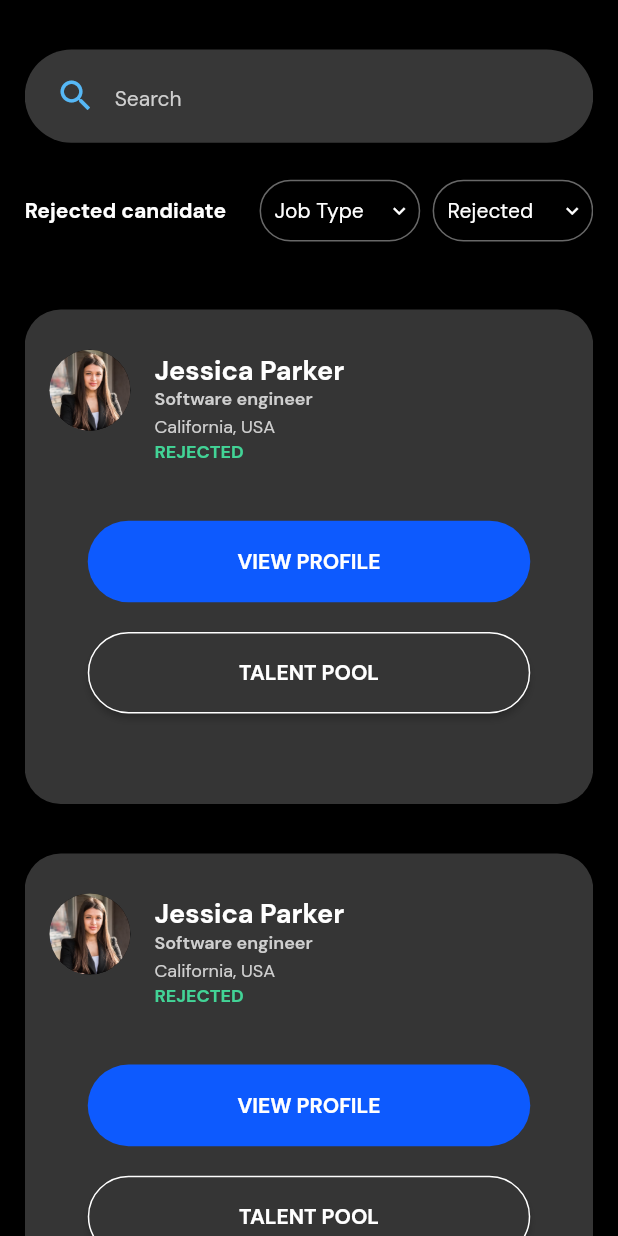
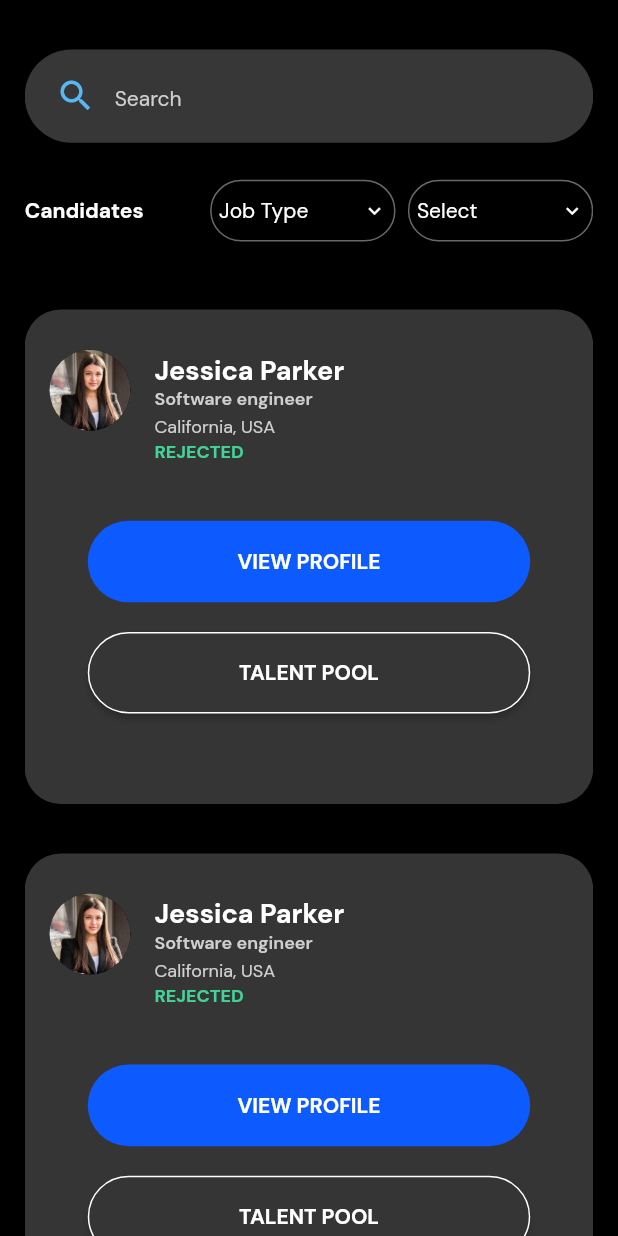
Before and after one commit to Apptesting7260/Flikka_New, a Flutter app: the RejectedCandidateHiring screen opened directly, on a phone screen of 412 x 824 dp. Run offline on Flutter 3.47's test engine with Material 3 defaults, Android fonts, the phone set to English and light mode, and no system bars; drawn by our look-alikes of dropdown_button2; our stand-ins replace badges, cached_network_image, chewie, cloud_firestore, country_picker, dotted_border and 31 more; missing offline and left inert: audio_waveforms, clipboard, country_flags, fast_contacts, flutter_downloader, new_pinput and 5 more; accounts and stored records are empty; project files that could hold a hidden picture were left out.

Commit message:
hiring manager login

```diff
--- a/lib/controllers/LoginController/LoginController.dart
+++ b/lib/controllers/LoginController/LoginController.dart
@@ -4,6 +4,7 @@ import 'package:flikka/Job%20Seeker/Authentication/user/create-profile.dart';
 import 'package:flikka/Job%20Seeker/Role_Choose/choose_position.dart';
 import 'package:flikka/Job%20Seeker/Role_Choose/choose_skills.dart';
 import 'package:flikka/Job%20Seeker/SeekerBottomNavigationBar/tab_bar.dart';
+import 'package:flikka/hiring%20Manager/Applicant_Tracking/applicant_tracking_tabbar.dart';
 import 'package:flikka/main.dart';
 import 'package:flikka/repository/Auth_Repository.dart';
 import 'package:flutter/cupertino.dart';
@@ -48,6 +49,9 @@ class LoginController extends GetxController {
       }
 
       if (value.status == true) {
+        if(value.hiringManager == true) {
+          Get.offAll( () => const ApplicantTrackingHiringManager() ) ;
+        } else {
           sp.setInt("step", value.step) ;
           if (value.role == 0) {
             value.step == 1
@@ -56,21 +60,24 @@ class LoginController extends GetxController {
                 ? Get.offAll(() => const ChooseSkills())
                 : value.step == 3
                 ? Get.offAll(() => const CreateProfile())
-                      : Get.offAll(const TabScreen(index: 0,loadData: true,)) ;
+                : Get.offAll(const TabScreen(index: 0, loadData: true,));
             sp.setString("loggedIn", "seeker");
           } else if (value.role == 1) {
-          value.step == 1 ? Get.offAll( () => const RecruiterProfileEdit()) :
-              Get.offAll( () => TabScreenEmployer(index: 0,)) ;
+            value.step == 1 ? Get.offAll(() => const RecruiterProfileEdit()) :
+            Get.offAll(() => TabScreenEmployer(index: 0,));
             sp.setString("loggedIn", "recruiter");
+          }
         }
       }
       else {
         errorMessage.value = "${value.message}" ;
       }
     }).onError((error, stackTrace) {
+      if (kDebugMode) {
         print(error);
+        print(stackTrace);
+      }
       loading.value = false;
-      // Utils.snackBar('Failed', error.toString());
       Utils.showApiErrorDialog(context, error.toString()) ;
     });
   }
--- a/lib/hiring Manager/Applicant_Tracking/rejected_candidate_hiring.dart
+++ b/lib/hiring Manager/Applicant_Tracking/rejected_candidate_hiring.dart
@@ -65,7 +65,7 @@ class _RejectedCandidateHiringState extends State<RejectedCandidateHiring> {
                 children: [
                   Row(
                     children: [
-                      Text("Rejected candidate",style: Theme.of(context).textTheme.bodyMedium?.copyWith(fontWeight: FontWeight.w700,color: Color(0xffFFFFFF))),
+                      Text("Candidates",style: Theme.of(context).textTheme.bodyMedium?.copyWith(fontWeight: FontWeight.w700,color: Color(0xffFFFFFF))),
                     ],
                   ),
                   Row(
@@ -73,19 +73,10 @@ class _RejectedCandidateHiringState extends State<RejectedCandidateHiring> {
                       DropdownButtonHideUnderline(
                         child: DropdownButton2<String>(
                           isExpanded: true,
-                          hint: Row(
-                            children: [
-                              SizedBox(
-                                width: 4,
-                              ),
-                              Expanded(
-                                child: Text(
-                                  'Job Type',
-                                  style: Get.theme.textTheme.bodyLarge!.copyWith(color: AppColors.white),
-                                  overflow: TextOverflow.ellipsis,
-                                ),
-                              ),
-                            ],
+                          hint: Text(
+                            'Job Type',
+                            style: Get.theme.textTheme.bodyLarge!.copyWith(color: AppColors.white),
+                            overflow: TextOverflow.ellipsis,
                           ),
                           items: jobTypeItems
                               .map((String item) => DropdownMenuItem<String>(
@@ -105,7 +96,7 @@ class _RejectedCandidateHiringState extends State<RejectedCandidateHiring> {
                           },
                           buttonStyleData: ButtonStyleData(
                             height: Get.height*.05,
-                            width: Get.width*.26,
+                            width: Get.width*.3,
                              padding: const EdgeInsets.only(left: 5,right: 5),
                             decoration: BoxDecoration(
                                 borderRadius: BorderRadius.circular(35),
@@ -122,7 +113,7 @@ class _RejectedCandidateHiringState extends State<RejectedCandidateHiring> {
                           ),
                           dropdownStyleData: DropdownStyleData(
                             maxHeight: Get.height*0.35,
-                            width: Get.width*0.902,
+                            width: Get.width*0.42,
                             decoration: BoxDecoration(
                               borderRadius: BorderRadius.circular(14),
                               color: Color(0xff353535),
@@ -143,19 +134,10 @@ class _RejectedCandidateHiringState extends State<RejectedCandidateHiring> {
                       DropdownButtonHideUnderline(
                         child: DropdownButton2<String>(
                           isExpanded: true,
-                          hint:  Row(
-                            children: [
-                              SizedBox(
-                                width: 4,
-                              ),
-                              Expanded(
-                                child: Text(
-                                  'Rejected',
-                                  style: Get.theme.textTheme.bodyLarge!.copyWith(color: AppColors.white),
-                                  overflow: TextOverflow.ellipsis,
-                                ),
-                              ),
-                            ],
+                          hint:  Text(
+                            'Select',
+                            style: Get.theme.textTheme.bodyLarge!.copyWith(color: AppColors.white),
+                            overflow: TextOverflow.ellipsis,
                           ),
                           items: allTypeItems
                               .map((String item) => DropdownMenuItem<String>(
@@ -175,7 +157,7 @@ class _RejectedCandidateHiringState extends State<RejectedCandidateHiring> {
                           },
                           buttonStyleData: ButtonStyleData(
                             height: Get.height*.05,
-                            width: Get.width*.26,
+                            width: Get.width*.3,
                             padding: const EdgeInsets.only(left: 5,right: 5),
                             decoration: BoxDecoration(
                                 borderRadius: BorderRadius.circular(35),
@@ -192,7 +174,7 @@ class _RejectedCandidateHiringState extends State<RejectedCandidateHiring> {
                           ),
                           dropdownStyleData: DropdownStyleData(
                             maxHeight: Get.height*0.35,
-                            width: Get.width*0.902,
+                            width: Get.width*0.42,
                             decoration: BoxDecoration(
                               borderRadius: BorderRadius.circular(14),
                               color: Color(0xff353535),
--- a/lib/models/LoginModel/LoginModel.dart
+++ b/lib/models/LoginModel/LoginModel.dart
@@ -1,6 +1,7 @@
 class LoginModel {
   LoginModel({this.status, this.message, this.token, this.name , this.role, this.step});
   bool? status;
+  bool? hiringManager;
   String? message;
   String? token;
   String? name;
@@ -9,6 +10,7 @@ class LoginModel {
 
   LoginModel.fromJson(Map<String, dynamic> json) {
     status = json['status'];
+    hiringManager = json['is_hiringManager'];
     message = json['message'];
     token = json['token'];
     name = json['name'];
--- a/lib/utils/utils.dart
+++ b/lib/utils/utils.dart
@@ -92,7 +92,7 @@ class Utils {
               mainAxisSize: MainAxisSize.min,
               crossAxisAlignment: CrossAxisAlignment.start,
               children: [
-                Center(child: Text(message,style: Theme.of(context).textTheme.bodySmall,)) ,
+                Center(child: Text(message,style: Theme.of(context).textTheme.bodySmall?.copyWith(color: AppColors.white),)) ,
                 const SizedBox(height: 15,) ,
                 Center(
                   child: MyButton(
```
Lines whose indentation alone changed are shown as unchanged.
